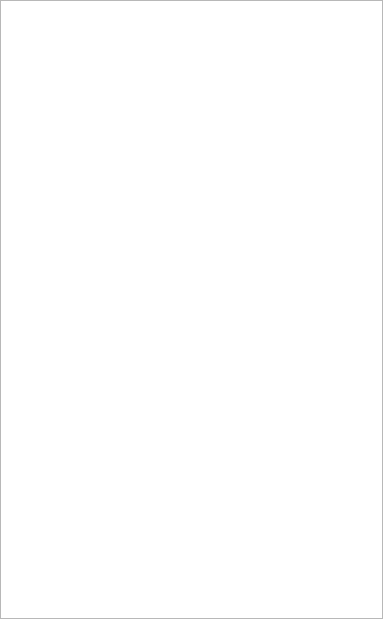
Qt form src/editor/propertytab.ui (aibolem/TeleScore) before a commit.
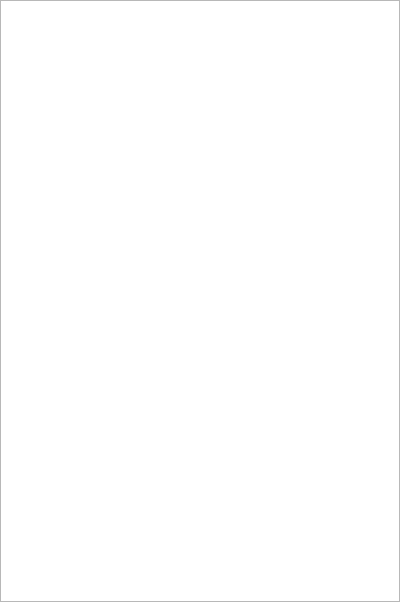
The same form after that commit.

The edit to the form file:
```diff
--- a/src/editor/propertytab.ui
+++ b/src/editor/propertytab.ui
@@ -6,10 +6,16 @@
    <rect>
     <x>0</x>
     <y>0</y>
-    <width>383</width>
-    <height>619</height>
+    <width>400</width>
+    <height>602</height>
    </rect>
   </property>
+  <property name="minimumSize">
+   <size>
+    <width>340</width>
+    <height>0</height>
+   </size>
+  </property>
   <property name="windowTitle">
    <string>Form</string>
   </property>
```
